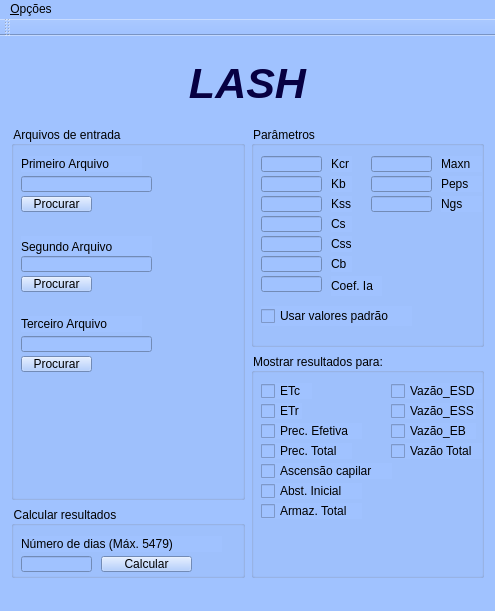
Qt form LASH/mainwindow.ui (lcrodrigues/Lash) before a commit.
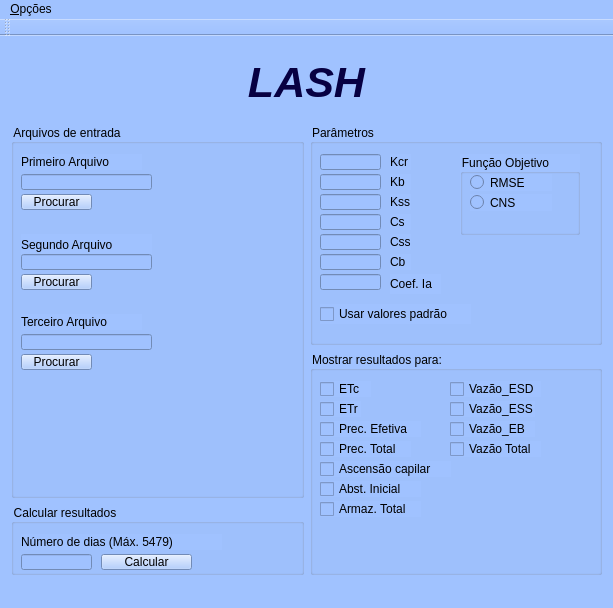
The same form after that commit.

Commit message: seleção entre rmse e cns, reorganização dos arquivos de entrada

Diff of the .ui file:
```diff
--- a/LASH/mainwindow.ui
+++ b/LASH/mainwindow.ui
@@ -6,8 +6,8 @@
    <rect>
     <x>0</x>
     <y>0</y>
-    <width>495</width>
-    <height>611</height>
+    <width>613</width>
+    <height>608</height>
    </rect>
   </property>
   <property name="windowTitle">
@@ -551,75 +551,62 @@
         <string>Usar valores padrão</string>
        </property>
       </widget>
-      <widget class="QLineEdit" name="lineEdit_maxn">
+      <widget class="QGroupBox" name="groupBox_5">
        <property name="geometry">
         <rect>
-         <x>120</x>
+         <x>150</x>
          <y>30</y>
-         <width>61</width>
-         <height>16</height>
+         <width>120</width>
+         <height>81</height>
         </rect>
        </property>
-      </widget>
-      <widget class="QLabel" name="label_13">
-       <property name="geometry">
-        <rect>
-         <x>190</x>
-         <y>30</y>
-         <width>41</width>
-         <height>16</height>
-        </rect>
+       <property name="title">
+        <string>Função Objetivo</string>
        </property>
-       <property name="text">
-        <string>Maxn</string>
-       </property>
+       <widget class="QRadioButton" name="rmse_radio">
+        <property name="geometry">
+         <rect>
+          <x>10</x>
+          <y>20</y>
+          <width>82</width>
+          <height>17</height>
+         </rect>
+        </property>
+        <property name="text">
+         <string>RMSE</string>
+        </property>
+       </widget>
+       <widget class="QRadioButton" name="cns_radio">
+        <property name="geometry">
+         <rect>
+          <x>10</x>
+          <y>40</y>
+          <width>82</width>
+          <height>17</height>
+         </rect>
+        </property>
+        <property name="text">
+         <string>CNS</string>
+        </property>
+       </widget>
       </widget>
-      <widget class="QLineEdit" name="lineEdit_peps">
-       <property name="geometry">
-        <rect>
-         <x>120</x>
-         <y>50</y>
-         <width>61</width>
-         <height>16</height>
-        </rect>
-       </property>
-      </widget>
-      <widget class="QLineEdit" name="lineEdit_ngs">
-       <property name="geometry">
-        <rect>
-         <x>120</x>
-         <y>70</y>
-         <width>61</width>
-         <height>16</height>
-        </rect>
-       </property>
-      </widget>
-      <widget class="QLabel" name="label_14">
-       <property name="geometry">
-        <rect>
-         <x>190</x>
-         <y>50</y>
-         <width>41</width>
-         <height>16</height>
-        </rect>
-       </property>
-       <property name="text">
-        <string>Peps</string>
-       </property>
-      </widget>
-      <widget class="QLabel" name="label_15">
-       <property name="geometry">
-        <rect>
-         <x>190</x>
-         <y>70</y>
-         <width>41</width>
-         <height>16</height>
-        </rect>
-       </property>
-       <property name="text">
-        <string>Ngs</string>
-       </property>
-      </widget>
+      <zorder>label_6</zorder>
+      <zorder>lineEdit_kcr</zorder>
+      <zorder>label_7</zorder>
+      <zorder>lineEdit_kb</zorder>
+      <zorder>label_8</zorder>
+      <zorder>lineEdit_kss</zorder>
+      <zorder>lineEdit_cs</zorder>
+      <zorder>lineEdit_css</zorder>
+      <zorder>lineEdit_cb</zorder>
+      <zorder>lineEdit_coef</zorder>
+      <zorder>label_9</zorder>
+      <zorder>label_10</zorder>
+      <zorder>label_11</zorder>
+      <zorder>label_12</zorder>
+      <zorder>checkBox_parametros</zorder>
+      <zorder>groupBox_5</zorder>
+      <zorder>groupBox_5</zorder>
      </widget>
     </item>
    </layout>
@@ -629,8 +616,8 @@
     <rect>
      <x>0</x>
      <y>0</y>
-     <width>495</width>
-     <height>26</height>
+     <width>613</width>
+     <height>21</height>
     </rect>
    </property>
    <widget class="QMenu" name="menuArquivo">
```
Left out of the diff: 118 changed lines with no effect on the pictures. The commit also changes 3 other files.
